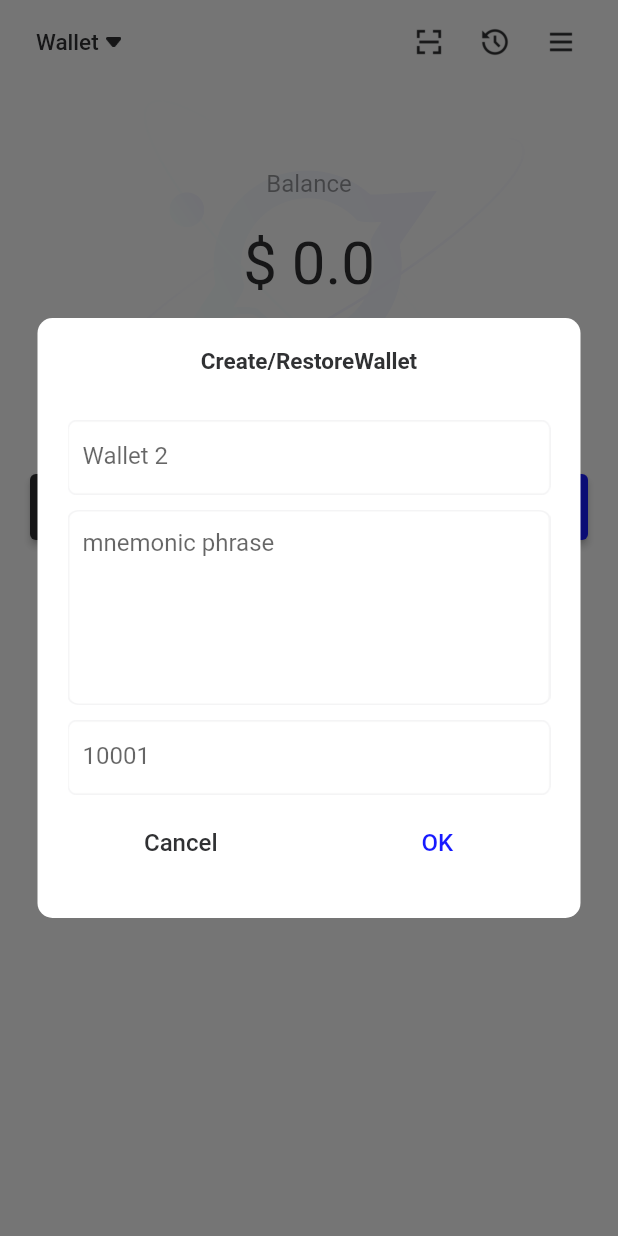
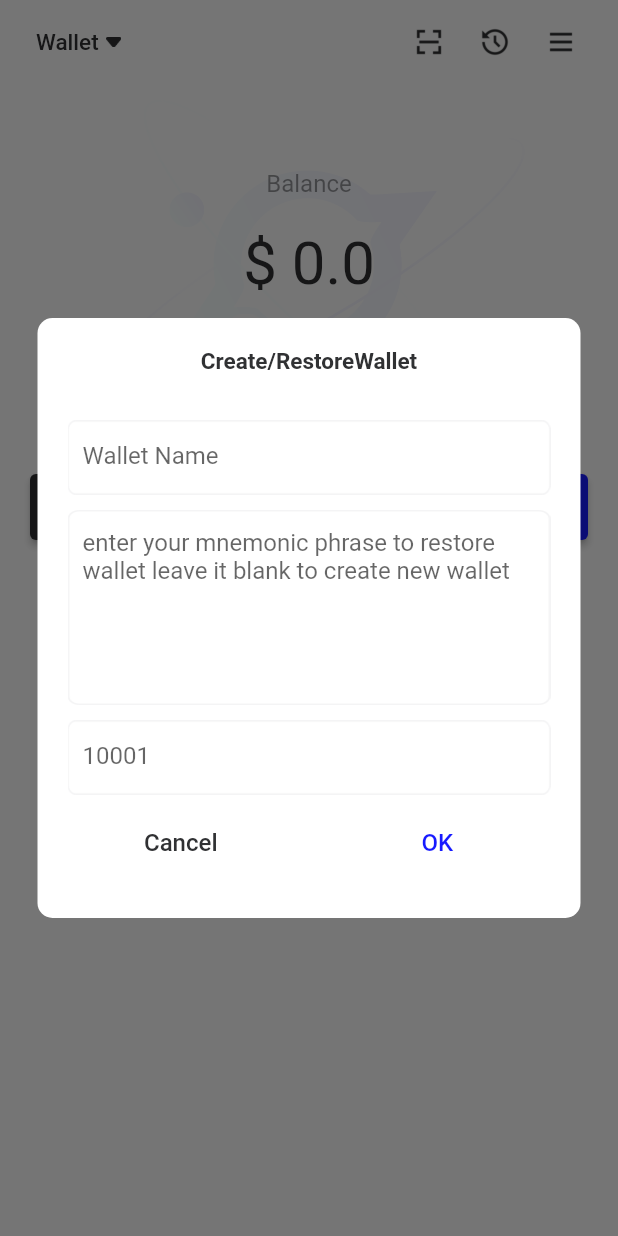
Before and after one commit to mvc-labs/metalet-native-app, a Flutter app: the screen it shows after launch, after a tap on "Request", on a phone screen of 412 x 824 dp. Run offline on Flutter 3.47's test engine with Material 2 defaults, Android fonts, the phone set to English and light mode, and no system bars; our stand-ins replace decimal, dio, event_bus, fluttertoast, local_auth and 5 more; missing offline and left inert: common_utils, dart:ffi, qr_code_scanner; accounts and stored records are empty; network calls fail.

Commit message:
Translation of "UI modification" and Android version installation requirements.

```diff
--- a/lib/dialog/MyWalletDialog.dart
+++ b/lib/dialog/MyWalletDialog.dart
@@ -51,7 +51,7 @@ class MyWalletDialog extends Dialog {
                                 fit: BoxFit.fill)),
                         child: TextField(
                           decoration: const InputDecoration(
-                              hintText: "Wallet 2", border: InputBorder.none),
+                              hintText: "Wallet Name", border: InputBorder.none),
                           controller: walletNameController,
                         ),
                       ),
@@ -66,7 +66,7 @@ class MyWalletDialog extends Dialog {
                         child: TextField(
                           maxLines: 10,
                           decoration: const InputDecoration(
-                            hintText: "mnemonic phrase",
+                            hintText: "enter your mnemonic phrase to restore wallet leave it blank to create new wallet",
                             border: InputBorder.none,
                           ),
                           controller: walletMnemoniController,
```
Also changed, not shown: 2 other files.
